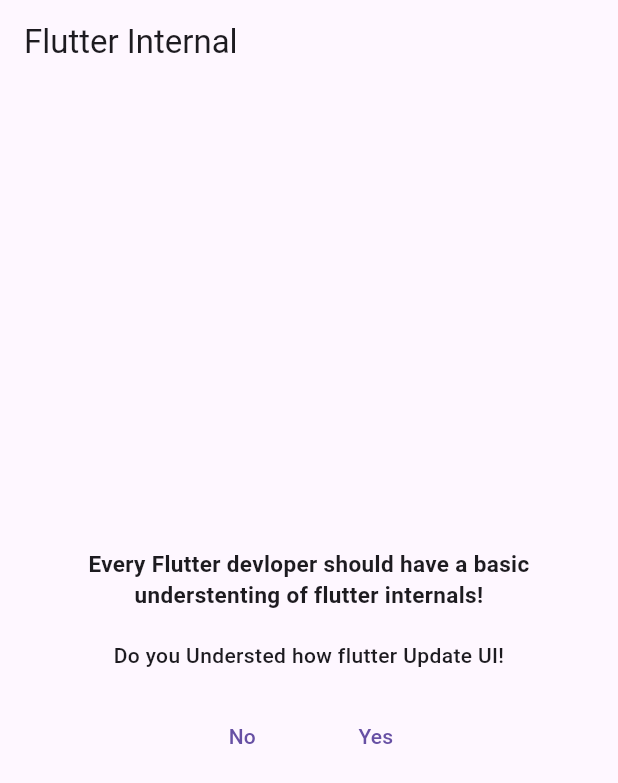
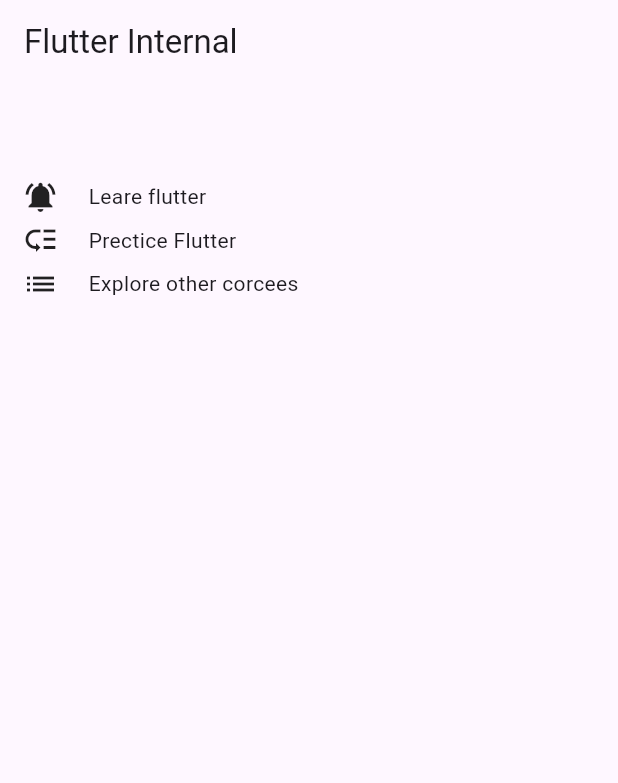
Before and after one commit to DeepakMewada20/flutter-Internales, a Flutter app: the screen it shows after launch, on a phone screen of 412 x 824 dp. Shown: the top 783 px of the screen. Run offline on Flutter 3.47's test engine with Material 3 defaults, Android fonts, the phone set to English and light mode, and no system bars.

Commit message:
I create Todos.dart file to display all todos itome

```diff
--- a/lib/demo_butten.dart
+++ b/lib/demo_butten.dart
@@ -1,4 +1,3 @@
-import 'package:flutter/widgets.dart';
 import 'package:flutter/material.dart';
 class DemoButten extends StatefulWidget {
   const DemoButten({super.key});
--- /dev/null
+++ b/lib/keys/Todos.dart
@@ -0,0 +1,21 @@
+import 'package:flutter/material.dart';
+import 'package:flutter_internals/keys/key.dart';
+
+class Todos extends StatelessWidget {
+  const Todos({required this.todoitem,super.key});
+  final Todo todoitem;
+  //final Priority todoriority;
+  @override
+  Widget build(BuildContext context) {
+    return Container(
+      margin: const EdgeInsets.only(bottom: 5),
+      child: Row(
+        children: [
+          Icon(todoIcons[todoitem.priority]),
+          const SizedBox(width: 20,),
+          Text(todoitem.text),
+        ],
+      ),
+    );
+  }
+}
--- a/lib/keys/key.dart
+++ b/lib/keys/key.dart
@@ -0,0 +1,62 @@
+import 'package:flutter/material.dart';
+import 'package:flutter_internals/keys/Todos.dart';
+
+enum Priority { urgent, high, low }
+
+final todoIcons = {
+  Priority.urgent : Icons.notifications_active,
+  Priority.high: Icons.low_priority,
+  Priority.low:Icons.list
+};
+
+class Todo {
+  const Todo(this.text, this.priority);
+  final String text;
+  final Priority priority;
+}
+
+class Keys extends StatefulWidget {
+  const Keys({super.key});
+  @override
+  State<Keys> createState() {
+    return _KeysState();
+  }
+}
+
+class _KeysState extends State<Keys> {
+  final List<Todo> _todoItame = [
+    const Todo(
+      "Leare flutter ",
+      Priority.urgent,
+    ),
+    const Todo(
+      "Prectice Flutter ",
+      Priority.high,
+    ),
+    const Todo(
+      "Explore other corcees ",
+      Priority.low,
+    ),
+  ];
+  @override
+  Widget build(BuildContext context) {
+    return Center(
+      child: Padding(
+        padding: const EdgeInsets.all(15.0),
+        child: Column(
+          children: [
+            Row(
+              //crossAxisAlignment: CrossAxisAlignment.end,
+              mainAxisAlignment: MainAxisAlignment.end,
+              children: [
+                TextButton(onPressed: (){}, child: Text(""))
+              ],
+            ),
+            for (var todo in _todoItame)
+              Todos(todoitem: todo),
+          ],
+        ),
+      ),
+    );
+  }
+}
--- a/lib/main.dart
+++ b/lib/main.dart
@@ -1,5 +1,5 @@
 import 'package:flutter/material.dart';
-import 'package:flutter_internals/ui_updates_demo.dart';
+import 'package:flutter_internals/keys/key.dart';
 
 void main() {
   ThemeData(useMaterial3: true);
@@ -17,7 +17,7 @@ class MyApp extends StatelessWidget {
         appBar: AppBar(
           title: const Text("Flutter Internal"),
         ),
-        body: const UiUpdatesDemo(),
+        body: const Keys(),
       ),
     );
   }
```
